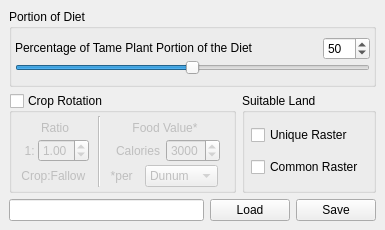
First picture: the form in src/ui/laplantformdetailsbase.ui, repository arkygeek/landuseanalyst, before the edit.
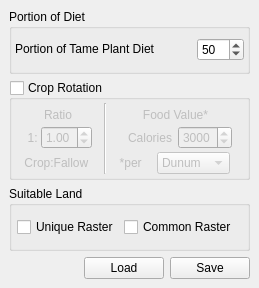
Second picture: the form after the edit.

Commit message: plants buggy, but about to par with where the animals are i think :)

Patch:
```diff
--- a/src/ui/laplantformdetailsbase.ui
+++ b/src/ui/laplantformdetailsbase.ui
@@ -5,14 +5,14 @@
    <rect>
     <x>0</x>
     <y>0</y>
-    <width>385</width>
-    <height>230</height>
+    <width>259</width>
+    <height>288</height>
    </rect>
   </property>
   <property name="minimumSize" >
    <size>
-    <width>385</width>
-    <height>230</height>
+    <width>0</width>
+    <height>0</height>
    </size>
   </property>
   <property name="windowTitle" >
@@ -25,123 +25,115 @@
    <property name="spacing" >
     <number>6</number>
    </property>
-   <item row="0" column="0" >
-    <widget class="QGroupBox" name="groupBoxPortionOfDiet" >
-     <property name="title" >
-      <string>Portion of Diet</string>
-     </property>
-     <layout class="QGridLayout" >
-      <property name="margin" >
-       <number>3</number>
-      </property>
-      <property name="spacing" >
-       <number>0</number>
-      </property>
-      <item row="0" column="0" >
-       <layout class="QVBoxLayout" >
-        <property name="margin" >
-         <number>0</number>
-        </property>
-        <property name="spacing" >
-         <number>0</number>
-        </property>
-        <item>
-         <layout class="QHBoxLayout" >
-          <property name="margin" >
-           <number>0</number>
-          </property>
-          <property name="spacing" >
-           <number>6</number>
-          </property>
-          <item>
-           <widget class="QLabel" name="labelPortionDiet" >
-            <property name="sizePolicy" >
-             <sizepolicy>
-              <hsizetype>1</hsizetype>
-              <vsizetype>4</vsizetype>
-              <horstretch>0</horstretch>
-              <verstretch>0</verstretch>
-             </sizepolicy>
-            </property>
-            <property name="frameShape" >
-             <enum>QFrame::NoFrame</enum>
-            </property>
-            <property name="text" >
-             <string>Percentage of Tame Plant Portion of the Diet</string>
-            </property>
-            <property name="alignment" >
-             <set>Qt::AlignBottom|Qt::AlignLeading|Qt::AlignLeft</set>
-            </property>
-           </widget>
-          </item>
-          <item>
-           <widget class="QSpinBox" name="spinBoxPercentOfTamePlant" >
-            <property name="sizePolicy" >
-             <sizepolicy>
-              <hsizetype>0</hsizetype>
-              <vsizetype>0</vsizetype>
-              <horstretch>0</horstretch>
-              <verstretch>0</verstretch>
-             </sizepolicy>
-            </property>
-            <property name="toolTip" >
-             <string>&lt;html>&lt;head>&lt;meta name="qrichtext" content="1" />&lt;style type="text/css">
-p, li { white-space: pre-wrap; }
-&lt;/style>&lt;/head>&lt;body style=" font-family:'Sans Serif'; font-size:9pt; font-weight:400; font-style:normal; text-decoration:none;">
-&lt;p style=" margin-top:0px; margin-bottom:0px; margin-left:0px; margin-right:0px; -qt-block-indent:0; text-indent:0px;">Pigs contiribute this percent towards the tame meat portion of the diet&lt;/p>&lt;/body>&lt;/html></string>
-            </property>
-            <property name="maximum" >
-             <number>100</number>
-            </property>
-            <property name="value" >
-             <number>50</number>
-            </property>
-           </widget>
-          </item>
-         </layout>
-        </item>
-        <item>
-         <widget class="QSlider" name="horizontalSliderPercentOfTameMeat" >
-          <property name="cursor" >
-           <cursor>6</cursor>
-          </property>
-          <property name="toolTip" >
-           <string>&lt;html>&lt;head>&lt;meta name="qrichtext" content="1" />&lt;style type="text/css">
-p, li { white-space: pre-wrap; }
-&lt;/style>&lt;/head>&lt;body style=" font-family:'Sans Serif'; font-size:9pt; font-weight:400; font-style:normal; text-decoration:none;">
-&lt;p style=" margin-top:0px; margin-bottom:0px; margin-left:0px; margin-right:0px; -qt-block-indent:0; text-indent:0px;">Pigs contiribute this percent towards the tame meat portion of the diet&lt;/p>&lt;/body>&lt;/html></string>
-          </property>
-          <property name="maximum" >
-           <number>100</number>
-          </property>
-          <property name="pageStep" >
-           <number>1</number>
-          </property>
-          <property name="value" >
-           <number>50</number>
-          </property>
-          <property name="sliderPosition" >
-           <number>50</number>
-          </property>
+   <item row="3" column="0" >
+    <spacer>
           <property name="orientation" >
            <enum>Qt::Horizontal</enum>
           </property>
-         </widget>
-        </item>
-       </layout>
-      </item>
-     </layout>
+     <property name="sizeHint" >
+      <size>
+       <width>40</width>
+       <height>20</height>
+      </size>
+     </property>
+    </spacer>
+   </item>
+   <item row="3" column="1" >
+    <widget class="QPushButton" name="pushButtonLoad" >
+     <property name="sizePolicy" >
+      <sizepolicy>
+       <hsizetype>5</hsizetype>
+       <vsizetype>0</vsizetype>
+       <horstretch>0</horstretch>
+       <verstretch>0</verstretch>
+      </sizepolicy>
+     </property>
+     <property name="text" >
+      <string>Load</string>
+     </property>
+    </widget>
+   </item>
+   <item row="3" column="2" >
+    <widget class="QPushButton" name="pushButtonSave" >
+     <property name="sizePolicy" >
+      <sizepolicy>
+       <hsizetype>5</hsizetype>
+       <vsizetype>0</vsizetype>
+       <horstretch>0</horstretch>
+       <verstretch>0</verstretch>
+      </sizepolicy>
+     </property>
+     <property name="text" >
+      <string>Save</string>
+     </property>
     </widget>
    </item>
-   <item row="1" column="0" >
-    <layout class="QHBoxLayout" >
+   <item row="2" column="0" colspan="3" >
+    <widget class="QGroupBox" name="groupBoxSuitableLand" >
+     <property name="sizePolicy" >
+      <sizepolicy>
+       <hsizetype>5</hsizetype>
+       <vsizetype>5</vsizetype>
+       <horstretch>0</horstretch>
+       <verstretch>0</verstretch>
+      </sizepolicy>
+     </property>
+     <property name="minimumSize" >
+      <size>
+       <width>115</width>
+       <height>0</height>
+      </size>
+     </property>
+     <property name="title" >
+      <string>Suitable Land</string>
+     </property>
+     <layout class="QGridLayout" >
      <property name="margin" >
-      <number>0</number>
+       <number>3</number>
      </property>
      <property name="spacing" >
-      <number>6</number>
-     </property>
-     <item>
+       <number>3</number>
+      </property>
+      <item row="0" column="1" >
+       <widget class="QCheckBox" name="checkBoxCommonRaster" >
+        <property name="sizePolicy" >
+         <sizepolicy>
+          <hsizetype>0</hsizetype>
+          <vsizetype>0</vsizetype>
+          <horstretch>0</horstretch>
+          <verstretch>0</verstretch>
+         </sizepolicy>
+        </property>
+        <property name="toolTip" >
+         <string>binary raster named: pigmask</string>
+        </property>
+        <property name="text" >
+         <string>Common Raster </string>
+        </property>
+       </widget>
+      </item>
+      <item row="0" column="0" >
+       <widget class="QCheckBox" name="checkBoxUniqueRaster" >
+        <property name="sizePolicy" >
+         <sizepolicy>
+          <hsizetype>0</hsizetype>
+          <vsizetype>0</vsizetype>
+          <horstretch>0</horstretch>
+          <verstretch>0</verstretch>
+         </sizepolicy>
+        </property>
+        <property name="toolTip" >
+         <string>binary raster named: pigmask</string>
+        </property>
+        <property name="text" >
+         <string>Unique Raster</string>
+        </property>
+       </widget>
+      </item>
+     </layout>
+    </widget>
+   </item>
+   <item row="1" column="0" colspan="3" >
       <widget class="QGroupBox" name="groupBoxFallowUse" >
        <property name="sizePolicy" >
         <sizepolicy>
@@ -407,52 +399,41 @@
        </layout>
       </widget>
      </item>
-     <item>
-      <widget class="QGroupBox" name="groupBoxSuitableLand" >
-       <property name="sizePolicy" >
-        <sizepolicy>
-         <hsizetype>5</hsizetype>
-         <vsizetype>5</vsizetype>
-         <horstretch>0</horstretch>
-         <verstretch>0</verstretch>
-        </sizepolicy>
-       </property>
-       <property name="minimumSize" >
-        <size>
-         <width>115</width>
-         <height>0</height>
-        </size>
-       </property>
+   <item row="0" column="0" colspan="3" >
+    <widget class="QGroupBox" name="groupBoxPortionOfDiet" >
        <property name="title" >
-        <string>Suitable Land</string>
+      <string>Portion of Diet</string>
        </property>
        <layout class="QGridLayout" >
         <property name="margin" >
-         <number>0</number>
+       <number>3</number>
         </property>
         <property name="spacing" >
-         <number>0</number>
-        </property>
-        <item row="1" column="0" >
-         <widget class="QCheckBox" name="checkBoxCommonRaster" >
-          <property name="sizePolicy" >
-           <sizepolicy>
-            <hsizetype>0</hsizetype>
-            <vsizetype>0</vsizetype>
-            <horstretch>0</horstretch>
-            <verstretch>0</verstretch>
-           </sizepolicy>
-          </property>
-          <property name="toolTip" >
-           <string>binary raster named: pigmask</string>
-          </property>
-          <property name="text" >
-           <string>Common Raster </string>
-          </property>
-         </widget>
-        </item>
+       <number>3</number>
+      </property>
         <item row="0" column="0" >
-         <widget class="QCheckBox" name="checkBoxUniqueRaster" >
+       <widget class="QLabel" name="labelPortionDiet" >
+        <property name="sizePolicy" >
+         <sizepolicy>
+          <hsizetype>1</hsizetype>
+          <vsizetype>4</vsizetype>
+          <horstretch>0</horstretch>
+          <verstretch>0</verstretch>
+         </sizepolicy>
+        </property>
+        <property name="frameShape" >
+         <enum>QFrame::NoFrame</enum>
+        </property>
+        <property name="text" >
+         <string>Portion of Tame Plant Diet</string>
+        </property>
+        <property name="alignment" >
+         <set>Qt::AlignBottom|Qt::AlignLeading|Qt::AlignLeft</set>
+        </property>
+       </widget>
+      </item>
+      <item row="0" column="1" >
+       <widget class="QSpinBox" name="spinBoxPercentOfTamePlant" >
           <property name="sizePolicy" >
            <sizepolicy>
             <hsizetype>0</hsizetype>
@@ -462,53 +443,21 @@
            </sizepolicy>
           </property>
           <property name="toolTip" >
-           <string>binary raster named: pigmask</string>
-          </property>
-          <property name="text" >
-           <string>Unique Raster</string>
-          </property>
-         </widget>
-        </item>
-       </layout>
-      </widget>
-     </item>
-    </layout>
-   </item>
-   <item row="2" column="0" >
-    <layout class="QHBoxLayout" >
-     <property name="margin" >
-      <number>0</number>
-     </property>
-     <property name="spacing" >
-      <number>6</number>
-     </property>
-     <item>
-      <widget class="QLineEdit" name="lineEdit" >
-       <property name="sizePolicy" >
-        <sizepolicy>
-         <hsizetype>3</hsizetype>
-         <vsizetype>0</vsizetype>
-         <horstretch>0</horstretch>
-         <verstretch>0</verstretch>
-        </sizepolicy>
-       </property>
-      </widget>
-     </item>
-     <item>
-      <widget class="QPushButton" name="pushButtonLoad" >
-       <property name="text" >
-        <string>Load</string>
-       </property>
-      </widget>
-     </item>
-     <item>
-      <widget class="QPushButton" name="pushButtonSave" >
-       <property name="text" >
-        <string>Save</string>
-       </property>
-      </widget>
-     </item>
-    </layout>
+         <string>&lt;html>&lt;head>&lt;meta name="qrichtext" content="1" />&lt;style type="text/css">
+p, li { white-space: pre-wrap; }
+&lt;/style>&lt;/head>&lt;body style=" font-family:'Sans Serif'; font-size:9pt; font-weight:400; font-style:normal; text-decoration:none;">
+&lt;p style=" margin-top:0px; margin-bottom:0px; margin-left:0px; margin-right:0px; -qt-block-indent:0; text-indent:0px;">Pigs contiribute this percent towards the tame meat portion of the diet&lt;/p>&lt;/body>&lt;/html></string>
+        </property>
+        <property name="maximum" >
+         <number>100</number>
+        </property>
+        <property name="value" >
+         <number>50</number>
+        </property>
+       </widget>
+      </item>
+     </layout>
+    </widget>
    </item>
   </layout>
  </widget>
```
Left out of the diff: 35 changed lines with no effect on the pictures. Lines whose indentation alone changed are shown as unchanged. The commit also changes 14 other files.
